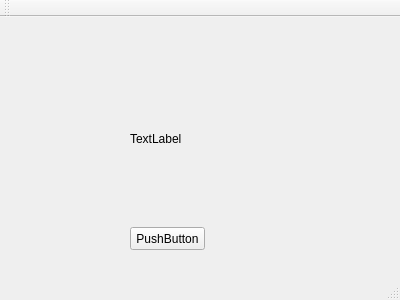
First picture: the form in qboyclassic/qboyclassic.ui, repository FouzR/qboy, before the edit.
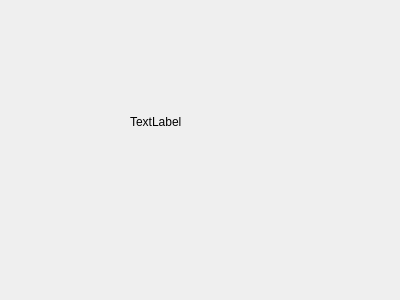
Second picture: the form after the edit. Custom widgets are drawn as their Qt base class.

```diff
--- a/qboyclassic/qboyclassic.ui
+++ b/qboyclassic/qboyclassic.ui
@@ -27,39 +27,7 @@
      <string>TextLabel</string>
     </property>
    </widget>
-   <widget class="QPushButton" name="pushButton">
-    <property name="geometry">
-     <rect>
-      <x>130</x>
-      <y>210</y>
-      <width>75</width>
-      <height>23</height>
-     </rect>
-    </property>
-    <property name="text">
-     <string>PushButton</string>
-    </property>
-   </widget>
   </widget>
-  <widget class="QMenuBar" name="menuBar">
-   <property name="geometry">
-    <rect>
-     <x>0</x>
-     <y>0</y>
-     <width>400</width>
-     <height>21</height>
-    </rect>
-   </property>
-  </widget>
-  <widget class="QToolBar" name="mainToolBar">
-   <attribute name="toolBarArea">
-    <enum>TopToolBarArea</enum>
-   </attribute>
-   <attribute name="toolBarBreak">
-    <bool>false</bool>
-   </attribute>
-  </widget>
-  <widget class="QStatusBar" name="statusBar"/>
  </widget>
  <layoutdefault spacing="6" margin="11"/>
  <customwidgets>
```
